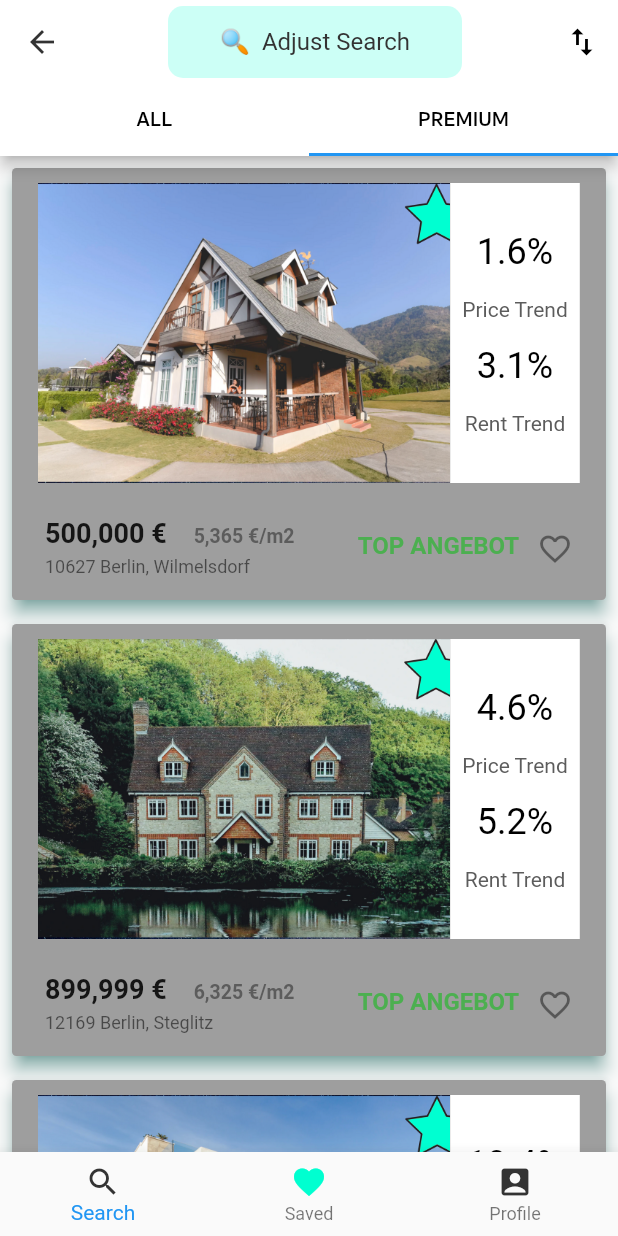
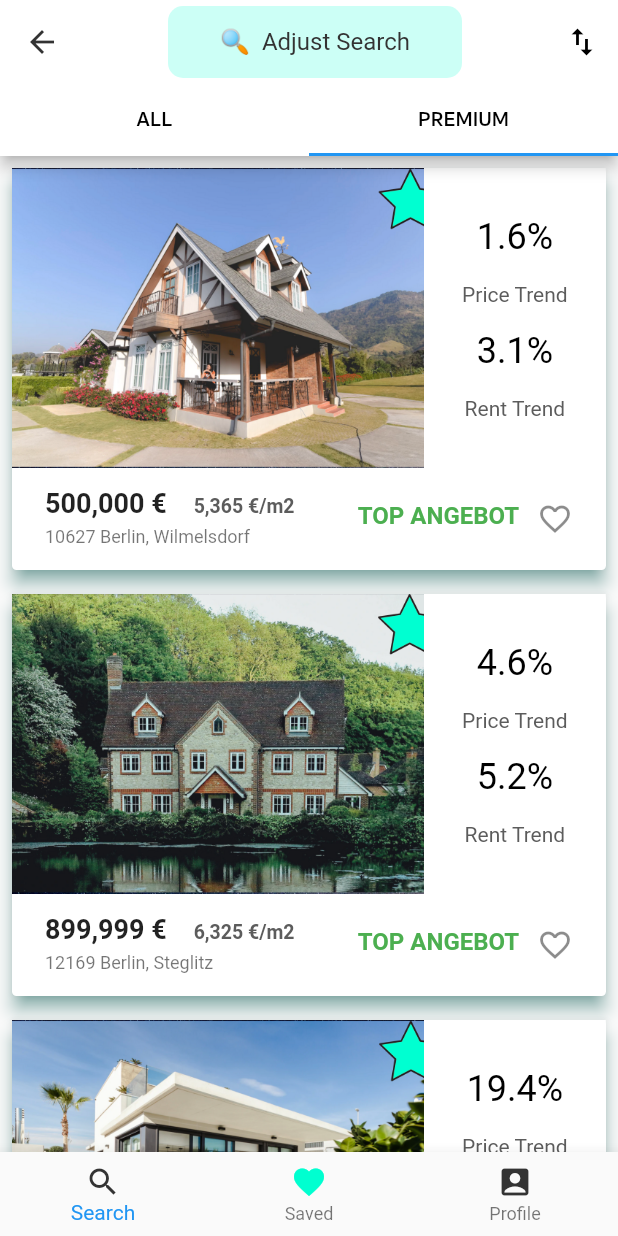
Before and after one commit to natgrett/immo_result, a Flutter app: the SearchSheet screen opened directly, tab 2 chosen, on a phone screen of 412 x 824 dp. Run offline on Flutter 3.47's test engine with Material 2 defaults, Android fonts, the phone set to English and light mode, and no system bars; our stand-ins replace curved_navigation_bar, font_awesome_flutter.

Commit message:
centered

```diff
--- a/lib/resultsListScreen.dart
+++ b/lib/resultsListScreen.dart
@@ -115,17 +115,19 @@ class SearchSheet extends StatelessWidget {
           child: Container(
             child: Padding(
               padding: const EdgeInsets.all(8.0),
+              //padding: EdgeInsets.symmetric(vertical: 8.0),
               child: Material(//test
-                color: Colors.grey,
+                color: Colors.white,
                 elevation: 5.0,
                 borderRadius: BorderRadius.circular(3.0),
                 shadowColor: Colors.teal,
                 child: Column(
                   children: <Widget>[
                     Padding(
-                      padding: const EdgeInsets.all(10.0),
+                      //padding: const EdgeInsets.all(10.0),
+                      padding: EdgeInsets.symmetric(horizontal: 0.0),
                       child: Row(
-                        mainAxisAlignment: MainAxisAlignment.center,
+                        //mainAxisAlignment: MainAxisAlignment.center,
                         children: <Widget>[
                           Container(
                             width: MediaQuery.of(context).size.width / 1.5,
@@ -144,6 +146,7 @@ class SearchSheet extends StatelessWidget {
                             ),
                           ),
                           Container(
+                            width: MediaQuery.of(context).size.width / 3.4,
                             height: 200.0,
                             color: Colors.white,
                             child: Column(
```
